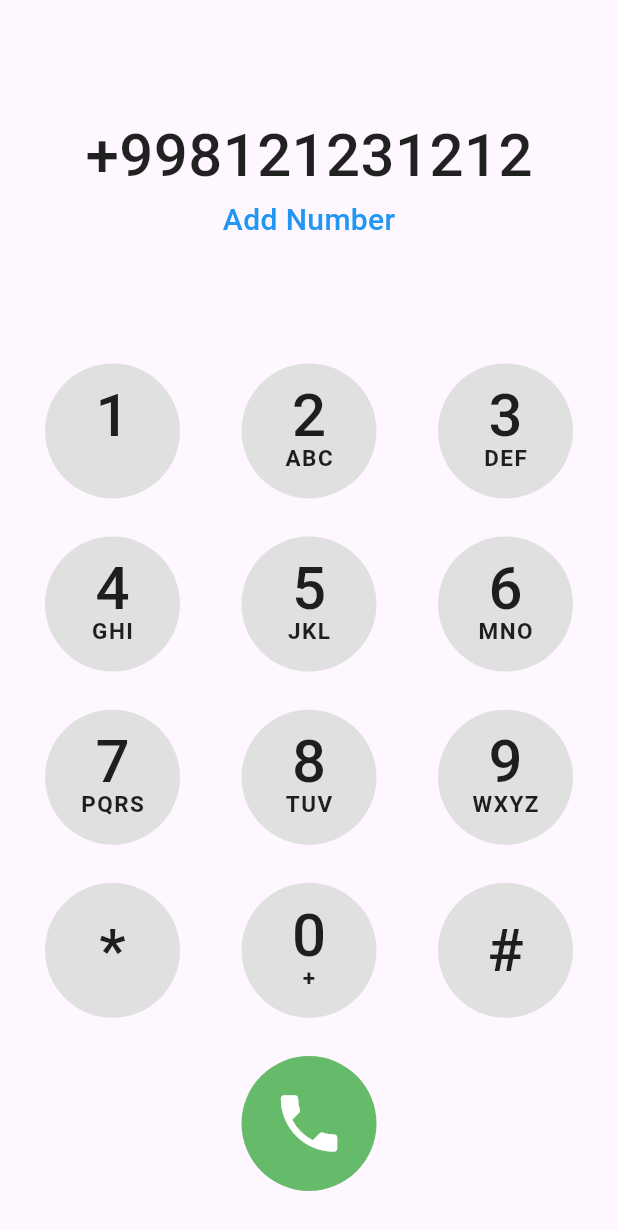
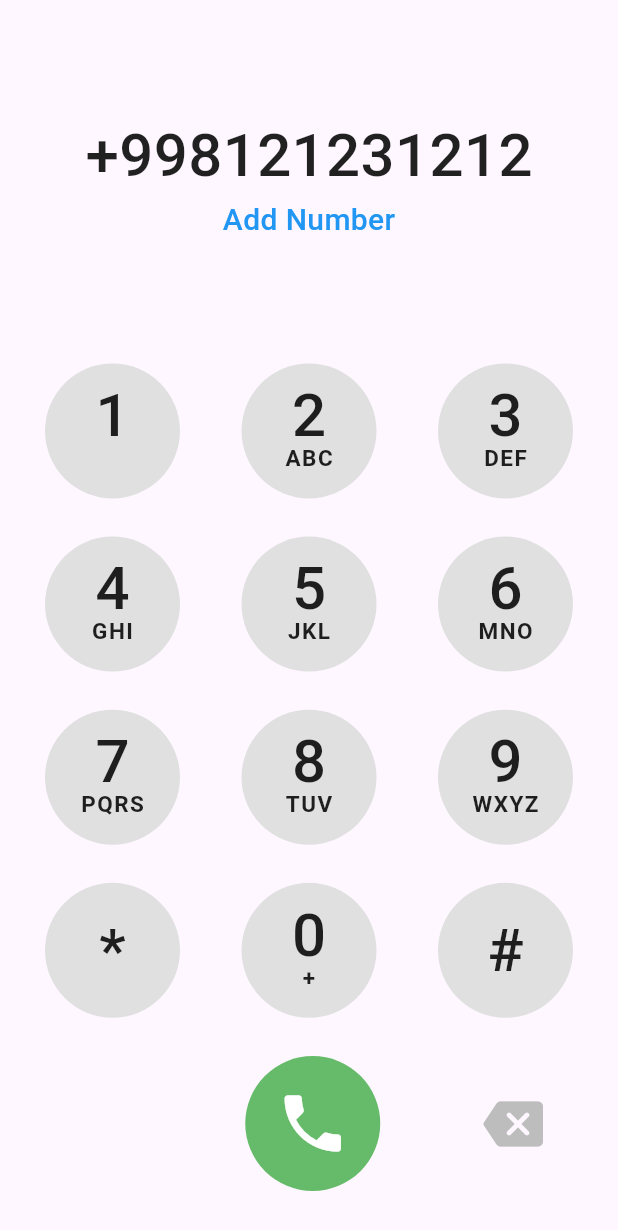
Before and after one commit to khusantoy/dialing, a Flutter app: the screen it shows after launch, on a phone screen of 412 x 824 dp. Shown: the top 1230 px of the screen. Run offline on Flutter 3.47's test engine with Material 3 defaults, Android fonts, the phone set to English and light mode, and no system bars.

Commit message:
added backspace icon button

```diff
--- a/lib/main.dart
+++ b/lib/main.dart
@@ -448,8 +448,11 @@ class _MyAppState extends State<MyApp> {
                   ],
                 ),
                 Row(
-                  mainAxisAlignment: MainAxisAlignment.center,
+                  mainAxisAlignment: MainAxisAlignment.spaceBetween,
                   children: [
+                    const SizedBox(
+                      width: 85,
+                    ),
                     SizedBox(
                       width: 90,
                       height: 90,
@@ -464,6 +467,18 @@ class _MyAppState extends State<MyApp> {
                           color: Colors.white,
                         ),
                       ),
+                    ),
+                    SizedBox(
+                      width: 80,
+                      height: 80,
+                      child: IconButton(
+                        onPressed: () {},
+                        icon: Icon(
+                          Icons.backspace_rounded,
+                          size: 40,
+                          color: Colors.grey.shade400,
+                        ),
+                      ),
                     )
                   ],
                 )
```
